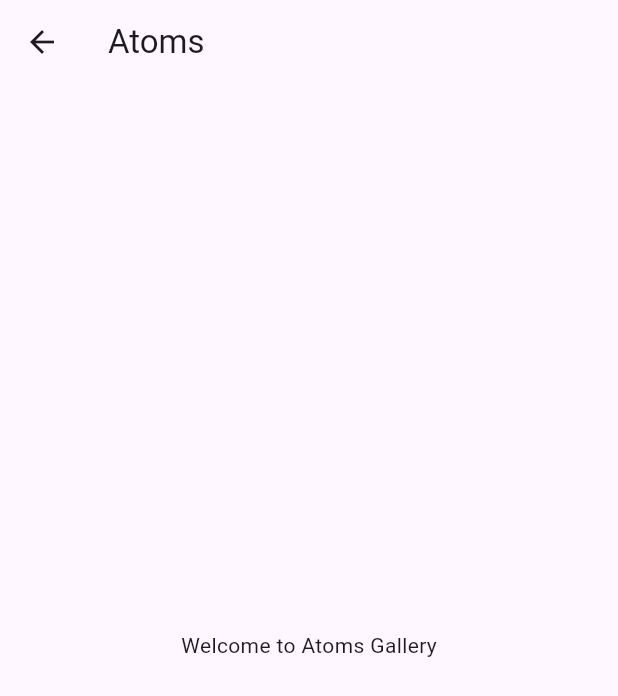
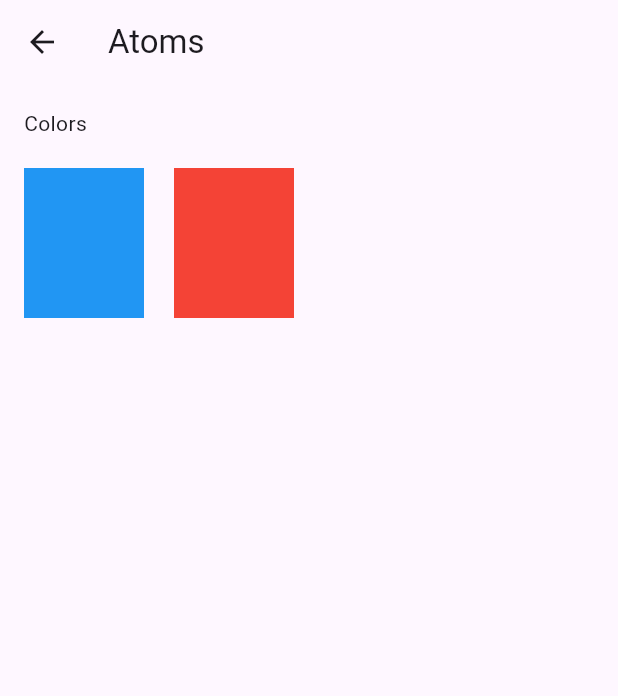
Before and after one commit to mavincci/Widgetr, a Flutter app: the AtomsGallery screen opened directly, on a phone screen of 412 x 824 dp. Shown: the top 696 px of the screen. Run offline on Flutter 3.47's test engine with Material 3 defaults, Android fonts, the phone set to English and light mode, and no system bars.

Commit message:
Added colors

```diff
--- a/lib/pages/atoms_gallery.dart
+++ b/lib/pages/atoms_gallery.dart
@@ -5,17 +5,38 @@ class AtomsGallery extends StatelessWidget {
 
   @override
   Widget build(BuildContext context) {
+    final colors = [
+      Colors.blue,
+      Colors.red,
+    ];
     return Scaffold(
       appBar: AppBar(
         title: const Text('Atoms'),
       ),
-      body: const Center(
-        child: Column(
-          mainAxisAlignment: MainAxisAlignment.center,
-          children: [
-            Text('Welcome to Atoms Gallery'),
-            SizedBox(height: 20),
-          ],
+      body: SingleChildScrollView(
+        child: Padding(
+          padding: const EdgeInsets.all(16.0),
+          child: Column(
+            mainAxisAlignment: MainAxisAlignment.start,
+            crossAxisAlignment: CrossAxisAlignment.start,
+            children: [
+              Text('Colors'),
+              SizedBox(height: 20),
+              SizedBox(
+                height: 100,
+                child: ListView.separated(
+                  scrollDirection: Axis.horizontal,
+                  itemBuilder: (context, index) => Container(
+                    color: colors[index],
+                    width: 80,
+                  ),
+                  separatorBuilder: (context, index) =>
+                      const SizedBox(width: 20, height: 20),
+                  itemCount: colors.length,
+                ),
+              ),
+            ],
+          ),
         ),
       ),
     );
```
Also changed, not shown: lib/design/atoms/color_pallet.dart (added, +17 -0 lines).
